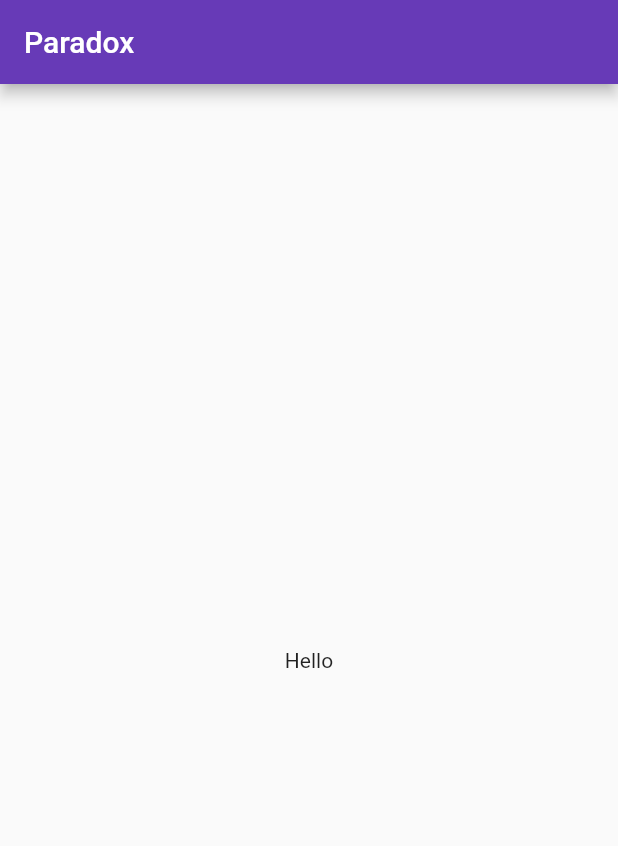
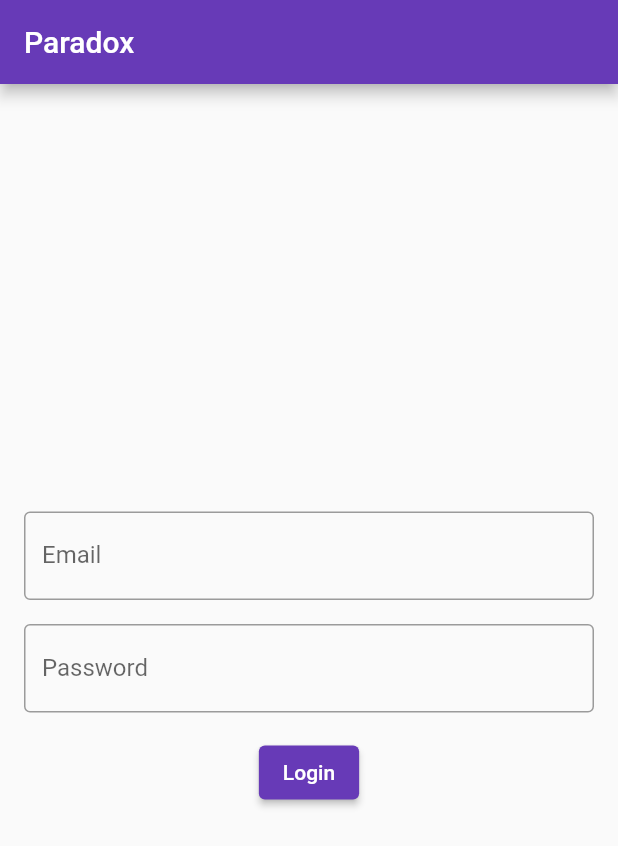
Before and after one commit to ricojamie/Paradox, a Flutter app: the screen it shows after launch, on a phone screen of 412 x 824 dp. Shown: the top 846 px of the screen. Run offline on Flutter 3.47's test engine with Material 2 defaults, Android fonts, the light colour scheme and no system bars.

Commit message:
Added Login Screen UI

```diff
--- /dev/null
+++ b/lib/login.dart
@@ -0,0 +1,47 @@
+import 'package:flutter/material.dart';
+
+class LoginScreen extends StatelessWidget {
+  final TextEditingController emailController = TextEditingController();
+  final TextEditingController passwordController = TextEditingController();
+
+  @override
+  Widget build(BuildContext context) {
+    return Center(
+      child: Column(
+        mainAxisAlignment: MainAxisAlignment.center,
+        children: [
+          Padding(
+            padding: EdgeInsets.symmetric(horizontal: 16),
+            child: TextFormField(
+              controller: emailController,
+              keyboardType: TextInputType.emailAddress,
+              decoration: InputDecoration(
+                labelText: "Email",
+                border: OutlineInputBorder(),
+              ),
+            ),
+          ),
+          SizedBox(height: 16),
+          Padding(
+            padding: EdgeInsets.symmetric(horizontal: 16),
+            child: TextFormField(
+              controller: passwordController,
+              obscureText: true,
+              decoration: InputDecoration(
+                labelText: 'Password',
+                border: OutlineInputBorder(),
+              ),
+            ),
+          ),
+          SizedBox(height: 16),
+          ElevatedButton(
+            onPressed: () {
+              // Perform login validation and navigate to next screen
+            },
+            child: Text('Login'),
+          ),
+        ],
+      ),
+    );
+  }
+}
--- a/lib/main.dart
+++ b/lib/main.dart
@@ -1,4 +1,5 @@
 import 'package:flutter/material.dart';
+import 'package:paradox/login.dart';
 
 void main() => runApp(const Paradox());
 
@@ -11,11 +12,11 @@ class Paradox extends StatelessWidget {
         theme: ThemeData(primarySwatch: Colors.deepPurple),
         home: Scaffold(
           appBar: AppBar(
-            title: Text("Paradox"),
+            title: const Text("Paradox"),
           ),
-          body: Center(
-            child: Text("Hello"),
-          ),
+          body: LoginScreen(),
+          // body: const Center(
+          //   child: Text("Hello"),
         ),
       );
 }
```
